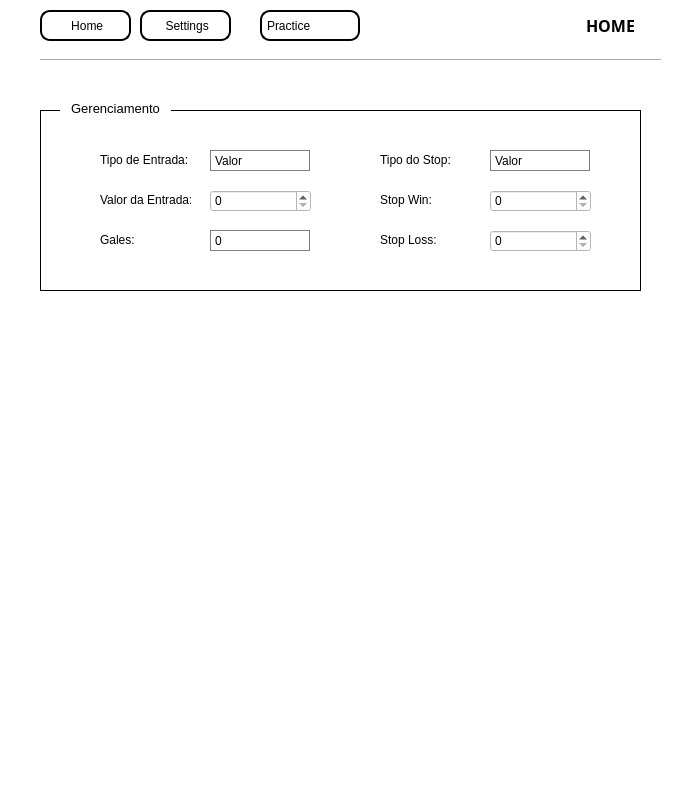
First picture: the form in ui/MainWindow.ui, repository JotaPeans/robocopy, before the edit.
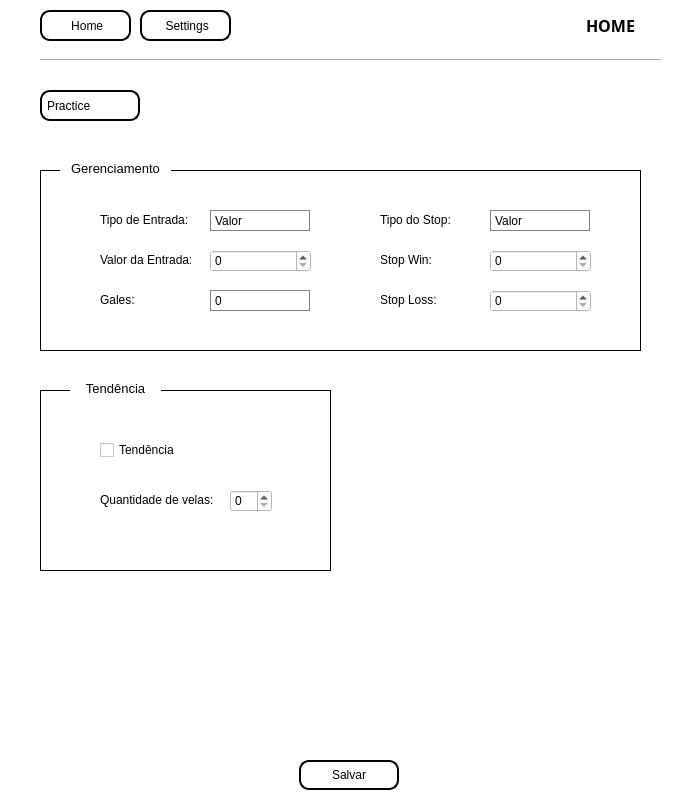
Second picture: the form after the edit. The open tabs and pages were chosen to show the change. Icons and pictures are not drawn.

```diff
--- a/ui/MainWindow.ui
+++ b/ui/MainWindow.ui
@@ -53,7 +53,7 @@
     </property>
     <property name="icon">
      <iconset>
-      <normaloff>../icons/home-outline.svg</normaloff>../icons/home-outline.svg</iconset>
+      <normaloff>../../robocopy/icons/home-outline.svg</normaloff>../../robocopy/icons/home-outline.svg</iconset>
     </property>
     <property name="autoRepeat">
      <bool>false</bool>
@@ -96,7 +96,7 @@
     </property>
     <property name="icon">
      <iconset>
-      <normaloff>../icons/settings-outline.svg</normaloff>../icons/settings-outline.svg</iconset>
+      <normaloff>../../robocopy/icons/settings-outline.svg</normaloff>../../robocopy/icons/settings-outline.svg</iconset>
     </property>
     <property name="autoRepeat">
      <bool>false</bool>
@@ -118,7 +118,7 @@
      <number>0</number>
     </property>
     <widget class="QWidget" name="seet">
-     <widget class="QWidget" name="">
+     <widget class="QWidget" name="layoutWidget">
       <property name="geometry">
        <rect>
         <x>30</x>
@@ -466,6 +466,15 @@
       <property name="styleSheet">
        <string notr="true"/>
       </property>
+      <property name="editTriggers">
+       <set>QAbstractItemView::NoEditTriggers</set>
+      </property>
+      <property name="dragEnabled">
+       <bool>true</bool>
+      </property>
+      <property name="textElideMode">
+       <enum>Qt::ElideLeft</enum>
+      </property>
       <column>
        <property name="text">
         <string>Data</string>
@@ -528,11 +537,20 @@
       </property>
       <property name="styleSheet">
        <string notr="true">border: 1px solid black;
-border-radius: 10px;</string>
+border-radius: 10px;
+padding: 8px;</string>
       </property>
       <property name="readOnly">
        <bool>true</bool>
       </property>
+      <property name="html">
+       <string>&lt;!DOCTYPE HTML PUBLIC &quot;-//W3C//DTD HTML 4.0//EN&quot; &quot;http://www.w3.org/TR/REC-html40/strict.dtd&quot;&gt;
+&lt;html&gt;&lt;head&gt;&lt;meta name=&quot;qrichtext&quot; content=&quot;1&quot; /&gt;&lt;meta charset=&quot;utf-8&quot; /&gt;&lt;style type=&quot;text/css&quot;&gt;
+p, li { white-space: pre-wrap; }
+hr { height: 1px; border-width: 0; }
+&lt;/style&gt;&lt;/head&gt;&lt;body style=&quot; font-family:'Segoe UI'; font-size:9pt; font-weight:400; font-style:normal;&quot;&gt;
+&lt;p style=&quot;-qt-paragraph-type:empty; margin-top:0px; margin-bottom:0px; margin-left:0px; margin-right:0px; -qt-block-indent:0; text-indent:0px;&quot;&gt;&lt;br /&gt;&lt;/p&gt;&lt;/body&gt;&lt;/html&gt;</string>
+      </property>
      </widget>
     </widget>
     <widget class="QWidget" name="Settings_Page">
@@ -540,7 +558,7 @@
       <property name="geometry">
        <rect>
         <x>50</x>
-        <y>23</y>
+        <y>83</y>
         <width>111</width>
         <height>31</height>
        </rect>
@@ -561,7 +579,7 @@
       <property name="geometry">
        <rect>
         <x>480</x>
-        <y>120</y>
+        <y>180</y>
         <width>101</width>
         <height>22</height>
        </rect>
@@ -571,7 +589,7 @@
       <property name="geometry">
        <rect>
         <x>370</x>
-        <y>80</y>
+        <y>140</y>
         <width>71</width>
         <height>20</height>
        </rect>
@@ -587,7 +605,7 @@
       <property name="geometry">
        <rect>
         <x>480</x>
-        <y>80</y>
+        <y>140</y>
         <width>100</width>
         <height>21</height>
        </rect>
@@ -641,12 +659,17 @@
         <string>Porcentagem</string>
        </property>
       </item>
+      <item>
+       <property name="text">
+        <string>Não Usar</string>
+       </property>
+      </item>
      </widget>
      <widget class="QLabel" name="label_11">
       <property name="geometry">
        <rect>
         <x>370</x>
-        <y>120</y>
+        <y>180</y>
         <width>71</width>
         <height>20</height>
        </rect>
@@ -662,7 +685,7 @@
       <property name="geometry">
        <rect>
         <x>370</x>
-        <y>160</y>
+        <y>220</y>
         <width>71</width>
         <height>20</height>
        </rect>
@@ -678,7 +701,7 @@
       <property name="geometry">
        <rect>
         <x>480</x>
-        <y>160</y>
+        <y>220</y>
         <width>101</width>
         <height>22</height>
        </rect>
@@ -688,7 +711,7 @@
       <property name="geometry">
        <rect>
         <x>30</x>
-        <y>40</y>
+        <y>100</y>
         <width>601</width>
         <height>181</height>
        </rect>
@@ -701,7 +724,7 @@
       <property name="geometry">
        <rect>
         <x>90</x>
-        <y>80</y>
+        <y>140</y>
         <width>91</width>
         <height>20</height>
        </rect>
@@ -717,7 +740,7 @@
       <property name="geometry">
        <rect>
         <x>200</x>
-        <y>80</y>
+        <y>140</y>
         <width>100</width>
         <height>21</height>
        </rect>
@@ -776,7 +799,7 @@
       <property name="geometry">
        <rect>
         <x>200</x>
-        <y>120</y>
+        <y>180</y>
         <width>101</width>
         <height>22</height>
        </rect>
@@ -786,7 +809,7 @@
       <property name="geometry">
        <rect>
         <x>90</x>
-        <y>120</y>
+        <y>180</y>
         <width>91</width>
         <height>20</height>
        </rect>
@@ -802,7 +825,7 @@
       <property name="geometry">
        <rect>
         <x>90</x>
-        <y>160</y>
+        <y>220</y>
         <width>71</width>
         <height>20</height>
        </rect>
@@ -818,7 +841,7 @@
       <property name="geometry">
        <rect>
         <x>200</x>
-        <y>160</y>
+        <y>220</y>
         <width>100</width>
         <height>21</height>
        </rect>
@@ -878,6 +901,215 @@
        </property>
       </item>
      </widget>
+     <widget class="QLabel" name="label_17">
+      <property name="geometry">
+       <rect>
+        <x>60</x>
+        <y>303</y>
+        <width>91</width>
+        <height>31</height>
+       </rect>
+      </property>
+      <property name="font">
+       <font>
+        <pointsize>10</pointsize>
+       </font>
+      </property>
+      <property name="text">
+       <string>Tendência</string>
+      </property>
+      <property name="alignment">
+       <set>Qt::AlignCenter</set>
+      </property>
+     </widget>
+     <widget class="QLabel" name="label_18">
+      <property name="geometry">
+       <rect>
+        <x>90</x>
+        <y>420</y>
+        <width>121</width>
+        <height>20</height>
+       </rect>
+      </property>
+      <property name="styleSheet">
+       <string notr="true">border: None;</string>
+      </property>
+      <property name="text">
+       <string>Quantidade de velas:</string>
+      </property>
+     </widget>
+     <widget class="QCheckBox" name="tendenciaCheckBox">
+      <property name="geometry">
+       <rect>
+        <x>90</x>
+        <y>370</y>
+        <width>76</width>
+        <height>20</height>
+       </rect>
+      </property>
+      <property name="text">
+       <string>Tendência</string>
+      </property>
+     </widget>
+     <widget class="QSpinBox" name="QntdVelasSpinBox">
+      <property name="geometry">
+       <rect>
+        <x>220</x>
+        <y>420</y>
+        <width>42</width>
+        <height>22</height>
+       </rect>
+      </property>
+     </widget>
+     <widget class="QWidget" name="widget_2" native="true">
+      <property name="geometry">
+       <rect>
+        <x>30</x>
+        <y>320</y>
+        <width>291</width>
+        <height>181</height>
+       </rect>
+      </property>
+      <property name="styleSheet">
+       <string notr="true">border: 1px solid black;</string>
+      </property>
+     </widget>
+     <widget class="QComboBox" name="operationMode">
+      <property name="geometry">
+       <rect>
+        <x>30</x>
+        <y>20</y>
+        <width>100</width>
+        <height>31</height>
+       </rect>
+      </property>
+      <property name="minimumSize">
+       <size>
+        <width>100</width>
+        <height>0</height>
+       </size>
+      </property>
+      <property name="maximumSize">
+       <size>
+        <width>100</width>
+        <height>16777215</height>
+       </size>
+      </property>
+      <property name="cursor">
+       <cursorShape>PointingHandCursor</cursorShape>
+      </property>
+      <property name="styleSheet">
+       <string notr="true">QComboBox {
+	border-radius: 10px;
+	border: 2px solid black;
+	padding-left: 5px;
+}
+
+QComboBox:drop-down {
+	border: None;
+}
+
+QComboBox:down-arrow {
+	image: url('icons/down-outline.svg');
+	height: 15px;
+	width: 15px;
+}</string>
+      </property>
+      <property name="editable">
+       <bool>false</bool>
+      </property>
+      <property name="currentText">
+       <string>Practice</string>
+      </property>
+      <property name="duplicatesEnabled">
+       <bool>false</bool>
+      </property>
+      <property name="frame">
+       <bool>true</bool>
+      </property>
+      <item>
+       <property name="text">
+        <string>Practice</string>
+       </property>
+      </item>
+      <item>
+       <property name="text">
+        <string>Real</string>
+       </property>
+      </item>
+     </widget>
+     <widget class="QWidget" name="verticalLayoutWidget">
+      <property name="geometry">
+       <rect>
+        <x>-1</x>
+        <y>640</y>
+        <width>681</width>
+        <height>80</height>
+       </rect>
+      </property>
+      <layout class="QVBoxLayout" name="verticalLayout_3">
+       <item>
+        <widget class="QLabel" name="saveLabel">
+         <property name="font">
+          <font>
+           <family>Century Gothic</family>
+           <pointsize>12</pointsize>
+           <bold>true</bold>
+          </font>
+         </property>
+         <property name="styleSheet">
+          <string notr="true">color: rgb(0, 170, 91);</string>
+         </property>
+         <property name="text">
+          <string/>
+         </property>
+         <property name="alignment">
+          <set>Qt::AlignCenter</set>
+         </property>
+        </widget>
+       </item>
+       <item>
+        <layout class="QHBoxLayout" name="horizontalLayout_8">
+         <item>
+          <widget class="QPushButton" name="saveSettings">
+           <property name="minimumSize">
+            <size>
+             <width>0</width>
+             <height>30</height>
+            </size>
+           </property>
+           <property name="maximumSize">
+            <size>
+             <width>100</width>
+             <height>16777215</height>
+            </size>
+           </property>
+           <property name="cursor">
+            <cursorShape>PointingHandCursor</cursorShape>
+           </property>
+           <property name="styleSheet">
+            <string notr="true">QPushButton {
+	border-radius: 10px;
+	border: 2px solid black;
+}
+</string>
+           </property>
+           <property name="text">
+            <string>Salvar</string>
+           </property>
+           <property name="iconSize">
+            <size>
+             <width>30</width>
+             <height>20</height>
+            </size>
+           </property>
+          </widget>
+         </item>
+        </layout>
+       </item>
+      </layout>
+     </widget>
+     <zorder>widget_2</zorder>
      <zorder>widget</zorder>
      <zorder>label_9</zorder>
      <zorder>stopWinValue</zorder>
@@ -892,6 +1124,12 @@
      <zorder>label_14</zorder>
      <zorder>label_15</zorder>
      <zorder>galeValue</zorder>
+     <zorder>label_17</zorder>
+     <zorder>label_18</zorder>
+     <zorder>tendenciaCheckBox</zorder>
+     <zorder>QntdVelasSpinBox</zorder>
+     <zorder>operationMode</zorder>
+     <zorder>verticalLayoutWidget</zorder>
     </widget>
    </widget>
    <widget class="QLabel" name="currentWindow">
@@ -917,100 +1155,6 @@
      <set>Qt::AlignCenter</set>
     </property>
    </widget>
-   <widget class="QComboBox" name="operationMode">
-    <property name="geometry">
-     <rect>
-      <x>260</x>
-      <y>10</y>
-      <width>100</width>
-      <height>31</height>
-     </rect>
-    </property>
-    <property name="minimumSize">
-     <size>
-      <width>100</width>
-      <height>0</height>
-     </size>
-    </property>
-    <property name="maximumSize">
-     <size>
-      <width>100</width>
-      <height>16777215</height>
-     </size>
-    </property>
-    <property name="cursor">
-     <cursorShape>PointingHandCursor</cursorShape>
-    </property>
-    <property name="styleSheet">
-     <string notr="true">QComboBox {
-	border-radius: 10px;
-	border: 2px solid black;
-	padding-left: 5px;
-}
-
-QComboBox:drop-down {
-	border: None;
-}
-
-QComboBox:down-arrow {
-	image: url('icons/down-outline.svg');
-	height: 15px;
-	width: 15px;
-}</string>
-    </property>
-    <property name="editable">
-     <bool>false</bool>
-    </property>
-    <property name="currentText">
-     <string>Practice</string>
-    </property>
-    <property name="duplicatesEnabled">
-     <bool>false</bool>
-    </property>
-    <property name="frame">
-     <bool>true</bool>
-    </property>
-    <item>
-     <property name="text">
-      <string>Practice</string>
-     </property>
-    </item>
-    <item>
-     <property name="text">
-      <string>Real</string>
-     </property>
-    </item>
-   </widget>
-   <widget class="QPushButton" name="setBalance">
-    <property name="geometry">
-     <rect>
-      <x>360</x>
-      <y>10</y>
-      <width>31</width>
-      <height>31</height>
-     </rect>
-    </property>
-    <property name="cursor">
-     <cursorShape>PointingHandCursor</cursorShape>
-    </property>
-    <property name="styleSheet">
-     <string notr="true">border: None;
-background-color: rgba(255, 255, 255, 0);</string>
-    </property>
-    <property name="text">
-     <string/>
-    </property>
-    <property name="icon">
-     <iconset>
-      <normaloff>../icons/checkbox-outline.svg</normaloff>../icons/checkbox-outline.svg</iconset>
-    </property>
-    <property name="iconSize">
-     <size>
-      <width>30</width>
-      <height>30</height>
-     </size>
-    </property>
-   </widget>
   </widget>
  </widget>
  <resources/>
```
